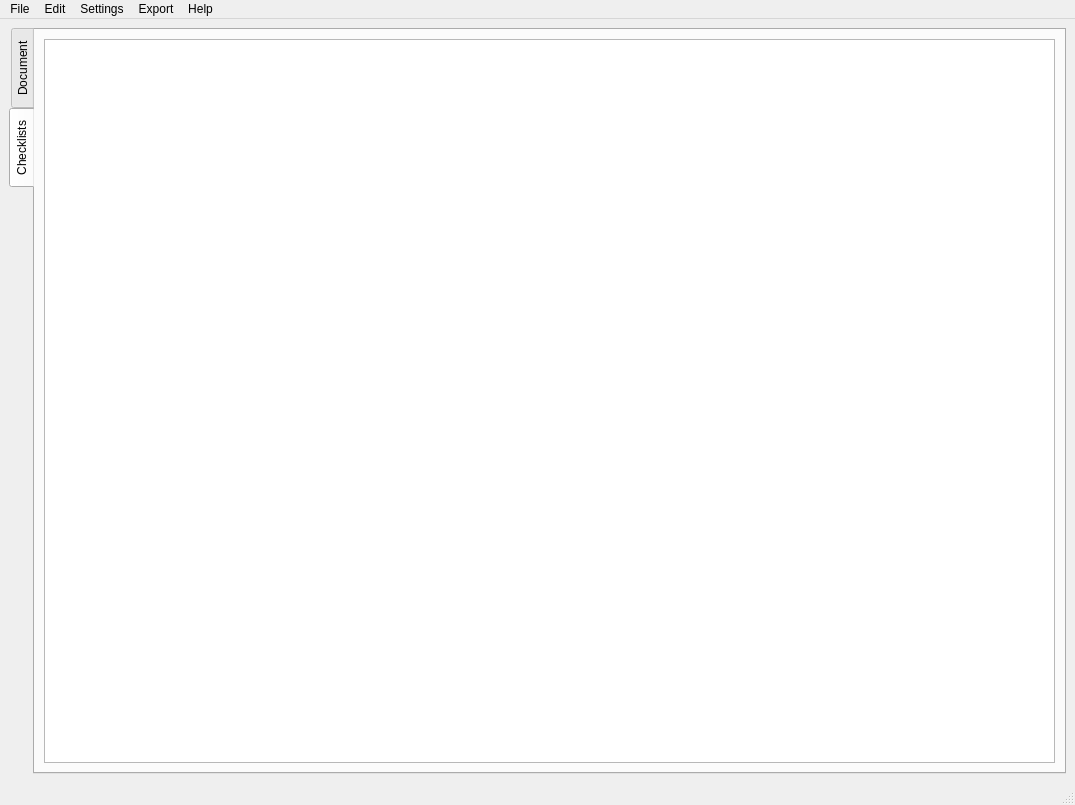
First picture: the form in ui/main.ui, repository jwjulien/bine, before the edit.
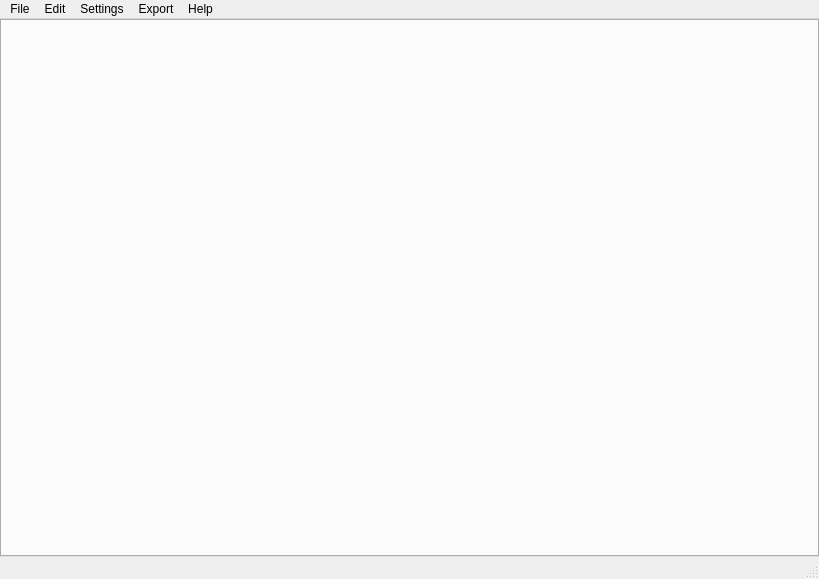
Second picture: the form after the edit. The open tabs and pages were chosen to show the change. Custom widgets are drawn as their Qt base class.

```diff
--- a/ui/main.ui
+++ b/ui/main.ui
@@ -6,89 +6,38 @@
    <rect>
     <x>0</x>
     <y>0</y>
-    <width>1075</width>
-    <height>805</height>
+    <width>819</width>
+    <height>579</height>
    </rect>
   </property>
   <property name="windowTitle">
    <string>MainWindow</string>
   </property>
   <widget class="QWidget" name="main">
-   <layout class="QVBoxLayout" name="verticalLayout_3">
+   <layout class="QVBoxLayout" name="verticalLayout">
+    <property name="leftMargin">
+     <number>0</number>
+    </property>
+    <property name="topMargin">
+     <number>0</number>
+    </property>
+    <property name="rightMargin">
+     <number>0</number>
+    </property>
+    <property name="bottomMargin">
+     <number>0</number>
+    </property>
     <item>
      <widget class="QTabWidget" name="tabs">
-      <property name="tabPosition">
-       <enum>QTabWidget::West</enum>
-      </property>
       <property name="currentIndex">
        <number>0</number>
       </property>
-      <widget class="QWidget" name="document">
-       <attribute name="title">
-        <string>Document</string>
-       </attribute>
-       <layout class="QVBoxLayout" name="verticalLayout">
-        <item>
-         <widget class="QLineEdit" name="title"/>
-        </item>
-        <item>
-         <widget class="MarkdownSpellTextEdit" name="description">
-          <property name="sizePolicy">
-           <sizepolicy hsizetype="Preferred" vsizetype="Preferred">
-            <horstretch>0</horstretch>
-            <verstretch>1</verstretch>
-           </sizepolicy>
-          </property>
-          <property name="font">
-           <font>
-            <family>Consolas</family>
-            <pointsize>10</pointsize>
-           </font>
-          </property>
-         </widget>
-        </item>
-       </layout>
-      </widget>
-      <widget class="QWidget" name="checklists">
-       <attribute name="title">
-        <string>Checklists</string>
-       </attribute>
-       <layout class="QVBoxLayout" name="verticalLayout_2">
-        <item>
-         <widget class="QTreeWidget" name="tree">
-          <property name="sizePolicy">
-           <sizepolicy hsizetype="Expanding" vsizetype="Expanding">
-            <horstretch>3</horstretch>
-            <verstretch>0</verstretch>
-           </sizepolicy>
-          </property>
-          <property name="dragEnabled">
-           <bool>true</bool>
-          </property>
-          <property name="dragDropMode">
-           <enum>QAbstractItemView::InternalMove</enum>
-          </property>
-          <property name="defaultDropAction">
-           <enum>Qt::MoveAction</enum>
-          </property>
-          <property name="alternatingRowColors">
-           <bool>true</bool>
-          </property>
-          <property name="indentation">
-           <number>15</number>
-          </property>
-          <property name="headerHidden">
-           <bool>true</bool>
-          </property>
-          <column>
-           <property name="text">
-            <string notr="true">1</string>
-           </property>
-          </column>
-         </widget>
-        </item>
-       </layout>
-      </widget>
+      <property name="tabsClosable">
+       <bool>true</bool>
+      </property>
+      <property name="movable">
+       <bool>true</bool>
+      </property>
      </widget>
     </item>
    </layout>
@@ -98,7 +47,7 @@
     <rect>
      <x>0</x>
      <y>0</y>
-     <width>1075</width>
+     <width>819</width>
      <height>22</height>
     </rect>
    </property>
@@ -301,13 +250,6 @@
    </property>
   </action>
  </widget>
- <customwidgets>
-  <customwidget>
-   <class>MarkdownSpellTextEdit</class>
-   <extends>QTextEdit</extends>
-   <header>bine.gui.widgets.editor.h</header>
-  </customwidget>
- </customwidgets>
  <resources/>
  <connections/>
 </ui>
```
Left out of the diff: 120 changed lines with no effect on the pictures.
